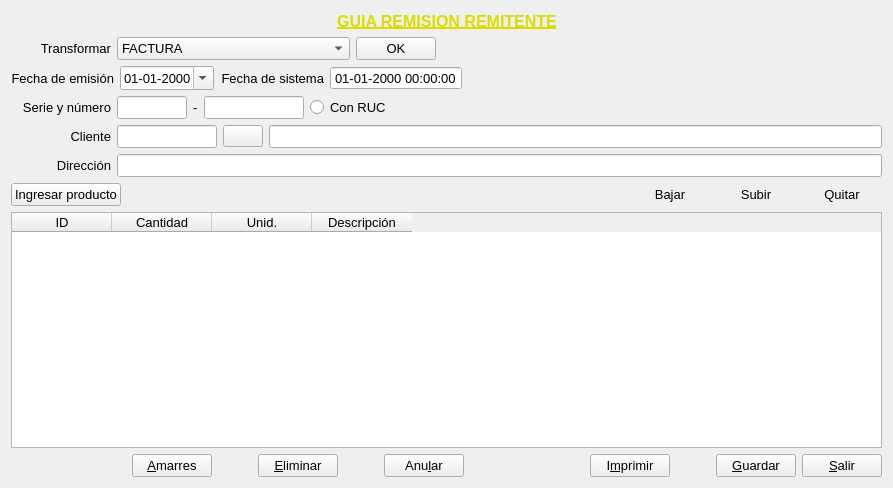
First picture: the form in Facturacion/ventaguiarr.ui, repository radtek/manager, before the edit.
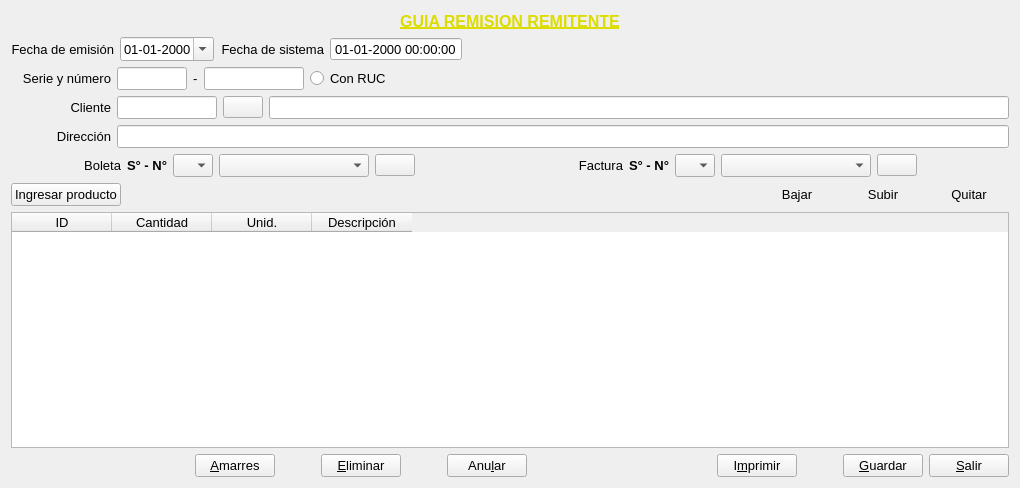
Second picture: the form after the edit. Icons and pictures are not drawn.

What changed in the file:
```diff
--- a/Facturacion/ventaguiarr.ui
+++ b/Facturacion/ventaguiarr.ui
@@ -6,7 +6,7 @@
    <rect>
     <x>0</x>
     <y>0</y>
-    <width>893</width>
+    <width>1000</width>
     <height>488</height>
    </rect>
   </property>
@@ -65,86 +65,6 @@
      </item>
     </layout>
    </item>
-   <item>
-    <layout class="QHBoxLayout" name="horizontalLayout_4">
-     <item>
-      <widget class="QLabel" name="label_transformar">
-       <property name="minimumSize">
-        <size>
-         <width>100</width>
-         <height>0</height>
-        </size>
-       </property>
-       <property name="font">
-        <font>
-         <pointsize>10</pointsize>
-        </font>
-       </property>
-       <property name="text">
-        <string>Transformar</string>
-       </property>
-       <property name="alignment">
-        <set>Qt::AlignRight|Qt::AlignTrailing|Qt::AlignVCenter</set>
-       </property>
-      </widget>
-     </item>
-     <item>
-      <widget class="QComboBox" name="comboBox_transformar">
-       <property name="font">
-        <font>
-         <pointsize>10</pointsize>
-        </font>
-       </property>
-       <property name="currentIndex">
-        <number>1</number>
-       </property>
-       <property name="sizeAdjustPolicy">
-        <enum>QComboBox::AdjustToContents</enum>
-       </property>
-       <item>
-        <property name="text">
-         <string>BOLETA</string>
-        </property>
-       </item>
-       <item>
-        <property name="text">
-         <string>FACTURA</string>
-        </property>
-       </item>
-       <item>
-        <property name="text">
-         <string>GUIA DE REMISION REMITENTE</string>
-        </property>
-       </item>
-      </widget>
-     </item>
-     <item>
-      <widget class="QPushButton" name="pushButton_transformar">
-       <property name="font">
-        <font>
-         <pointsize>10</pointsize>
-        </font>
-       </property>
-       <property name="text">
-        <string>OK</string>
-       </property>
-      </widget>
-     </item>
-     <item>
-      <spacer name="horizontalSpacer_10">
-       <property name="orientation">
-        <enum>Qt::Horizontal</enum>
-       </property>
-       <property name="sizeHint" stdset="0">
-        <size>
-         <width>40</width>
-         <height>20</height>
-        </size>
-       </property>
-      </spacer>
-     </item>
-    </layout>
-   </item>
    <item>
     <layout class="QHBoxLayout" name="horizontalLayout_2">
      <item>
@@ -469,6 +389,231 @@
      </item>
     </layout>
    </item>
+   <item>
+    <layout class="QHBoxLayout" name="horizontalLayout_12">
+     <item>
+      <widget class="QLabel" name="label_title_boleta">
+       <property name="minimumSize">
+        <size>
+         <width>110</width>
+         <height>0</height>
+        </size>
+       </property>
+       <property name="font">
+        <font>
+         <pointsize>10</pointsize>
+        </font>
+       </property>
+       <property name="text">
+        <string>Boleta</string>
+       </property>
+       <property name="alignment">
+        <set>Qt::AlignRight|Qt::AlignTrailing|Qt::AlignVCenter</set>
+       </property>
+      </widget>
+     </item>
+     <item>
+      <widget class="QLabel" name="label_serie_numero_boleta">
+       <property name="font">
+        <font>
+         <pointsize>10</pointsize>
+         <weight>75</weight>
+         <bold>true</bold>
+        </font>
+       </property>
+       <property name="text">
+        <string>S° - N°</string>
+       </property>
+      </widget>
+     </item>
+     <item>
+      <widget class="QComboBox" name="comboBox_id_boleta">
+       <property name="maximumSize">
+        <size>
+         <width>40</width>
+         <height>16777215</height>
+        </size>
+       </property>
+       <property name="font">
+        <font>
+         <pointsize>10</pointsize>
+        </font>
+       </property>
+      </widget>
+     </item>
+     <item>
+      <widget class="QComboBox" name="comboBox_serie_numero_boleta">
+       <property name="minimumSize">
+        <size>
+         <width>150</width>
+         <height>0</height>
+        </size>
+       </property>
+       <property name="font">
+        <font>
+         <pointsize>10</pointsize>
+        </font>
+       </property>
+      </widget>
+     </item>
+     <item>
+      <widget class="QPushButton" name="pushButton_buscar_boleta">
+       <property name="text">
+        <string/>
+       </property>
+       <property name="icon">
+        <iconset resource="../ManagerSystem/iconos.qrc">
+         <normaloff>:/new/Iconos/Search_1.png</normaloff>:/new/Iconos/Search_1.png</iconset>
+       </property>
+      </widget>
+     </item>
+     <item>
+      <widget class="QPushButton" name="pushButton_jalar_boleta">
+       <property name="text">
+        <string/>
+       </property>
+       <property name="icon">
+        <iconset resource="../ManagerSystem/iconos.qrc">
+         <normaloff>:/new/Iconos/edit_find.png</normaloff>:/new/Iconos/edit_find.png</iconset>
+       </property>
+       <property name="flat">
+        <bool>true</bool>
+       </property>
+      </widget>
+     </item>
+     <item>
+      <widget class="QPushButton" name="pushButton_quitar_boleta">
+       <property name="text">
+        <string/>
+       </property>
+       <property name="icon">
+        <iconset resource="../ManagerSystem/iconos.qrc">
+         <normaloff>:/new/Iconos/doc_delete.png</normaloff>:/new/Iconos/doc_delete.png</iconset>
+       </property>
+       <property name="flat">
+        <bool>true</bool>
+       </property>
+      </widget>
+     </item>
+     <item>
+      <widget class="QLabel" name="label_title_factura">
+       <property name="minimumSize">
+        <size>
+         <width>110</width>
+         <height>0</height>
+        </size>
+       </property>
+       <property name="font">
+        <font>
+         <pointsize>10</pointsize>
+        </font>
+       </property>
+       <property name="text">
+        <string>Factura</string>
+       </property>
+       <property name="alignment">
+        <set>Qt::AlignRight|Qt::AlignTrailing|Qt::AlignVCenter</set>
+       </property>
+      </widget>
+     </item>
+     <item>
+      <widget class="QLabel" name="label_serie_numero_factura">
+       <property name="font">
+        <font>
+         <pointsize>10</pointsize>
+         <weight>75</weight>
+         <bold>true</bold>
+        </font>
+       </property>
+       <property name="text">
+        <string>S° - N°</string>
+       </property>
+      </widget>
+     </item>
+     <item>
+      <widget class="QComboBox" name="comboBox_id_factura">
+       <property name="maximumSize">
+        <size>
+         <width>40</width>
+         <height>16777215</height>
+        </size>
+       </property>
+       <property name="font">
+        <font>
+         <pointsize>10</pointsize>
+        </font>
+       </property>
+      </widget>
+     </item>
+     <item>
+      <widget class="QComboBox" name="comboBox_serie_numero_factura">
+       <property name="minimumSize">
+        <size>
+         <width>150</width>
+         <height>0</height>
+        </size>
+       </property>
+       <property name="font">
+        <font>
+         <pointsize>10</pointsize>
+        </font>
+       </property>
+      </widget>
+     </item>
+     <item>
+      <widget class="QPushButton" name="pushButton_buscar_factura">
+       <property name="text">
+        <string/>
+       </property>
+       <property name="icon">
+        <iconset resource="../ManagerSystem/iconos.qrc">
+         <normaloff>:/new/Iconos/Search_1.png</normaloff>:/new/Iconos/Search_1.png</iconset>
+       </property>
+      </widget>
+     </item>
+     <item>
+      <widget class="QPushButton" name="pushButton_jalar_factura">
+       <property name="text">
+        <string/>
+       </property>
+       <property name="icon">
+        <iconset resource="../ManagerSystem/iconos.qrc">
+         <normaloff>:/new/Iconos/edit_find.png</normaloff>:/new/Iconos/edit_find.png</iconset>
+       </property>
+       <property name="flat">
+        <bool>true</bool>
+       </property>
+      </widget>
+     </item>
+     <item>
+      <widget class="QPushButton" name="pushButton_quitar_factura">
+       <property name="text">
+        <string/>
+       </property>
+       <property name="icon">
+        <iconset resource="../ManagerSystem/iconos.qrc">
+         <normaloff>:/new/Iconos/doc_delete.png</normaloff>:/new/Iconos/doc_delete.png</iconset>
+       </property>
+       <property name="flat">
+        <bool>true</bool>
+       </property>
+      </widget>
+     </item>
+     <item>
+      <spacer name="horizontalSpacer_14">
+       <property name="orientation">
+        <enum>Qt::Horizontal</enum>
+       </property>
+       <property name="sizeHint" stdset="0">
+        <size>
+         <width>40</width>
+         <height>20</height>
+        </size>
+       </property>
+      </spacer>
+     </item>
+    </layout>
+   </item>
    <item>
     <layout class="QHBoxLayout" name="horizontalLayout_3">
      <item>
```
Left out of the diff: 27 changed lines with no effect on the pictures.
